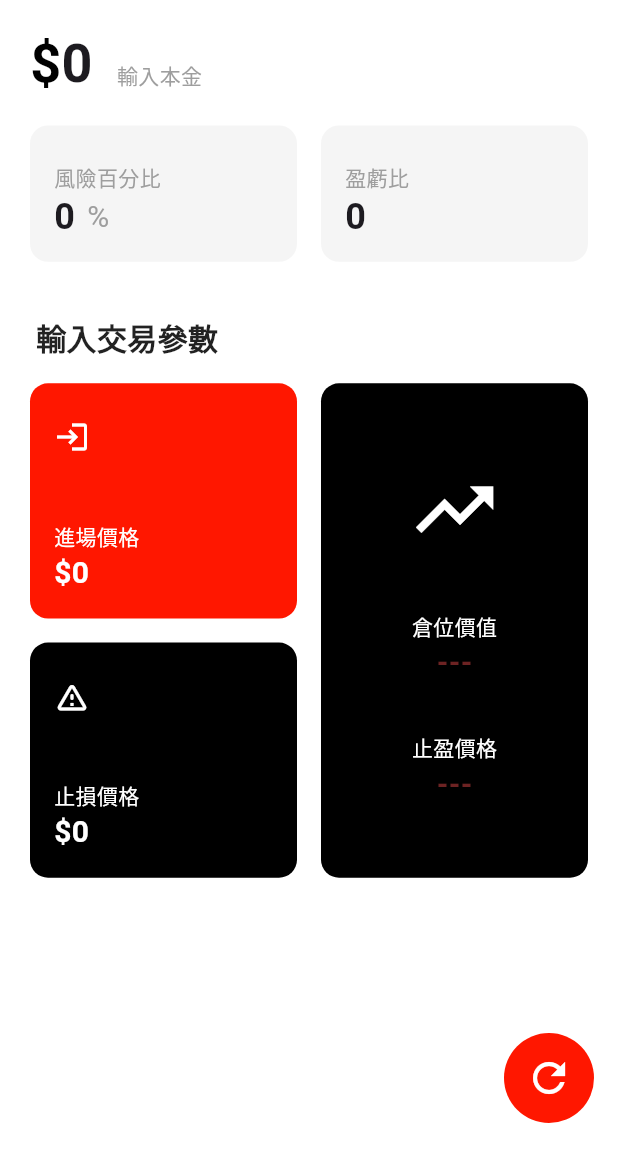
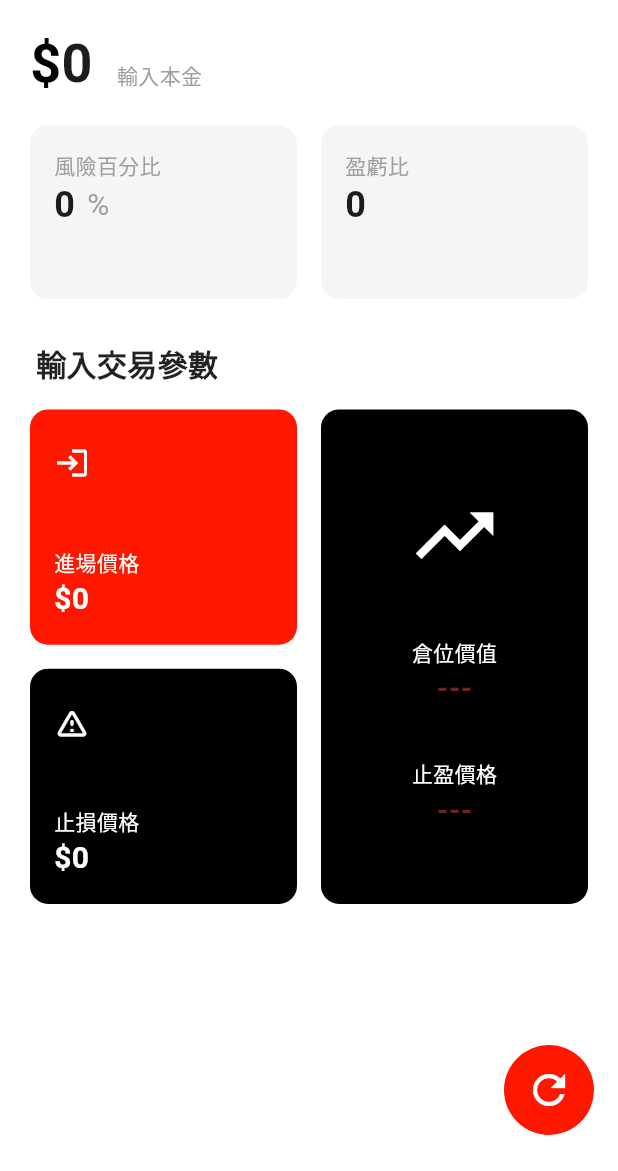
Before and after one commit to eason034056/100U-contract-calculator, a Flutter app: the screen it shows after launch, on a phone screen of 412 x 824 dp, the part 65-1236 px from its top. Run offline on Flutter 3.47's test engine with Material 3 defaults, Android fonts, the phone set to English and light mode, and no system bars.

Commit message:
first version

```diff
--- a/lib/main.dart
+++ b/lib/main.dart
@@ -12,6 +12,7 @@ class MyApp extends StatelessWidget {
   @override
   Widget build(BuildContext context) {
     return MaterialApp(
+      debugShowCheckedModeBanner: false,
       title: '交易計算器',
       theme: ThemeData(
         primarySwatch: Colors.blue,
--- a/lib/screens/calculator_screen.dart
+++ b/lib/screens/calculator_screen.dart
@@ -227,7 +227,7 @@ class _CalculatorScreenState extends State<CalculatorScreen> {
                         child: GestureDetector(
                           onTap: () => _showNumberKeyboard(_riskPercentageController),
                           child: SizedBox(
-                            height: MediaQuery.of(context).size.height * 0.12,
+                            height: MediaQuery.of(context).size.height * 0.15,
                             child: Card(
                               color: Colors.grey[100],
                               elevation: 0,
@@ -236,7 +236,6 @@ class _CalculatorScreenState extends State<CalculatorScreen> {
                                 child: Column(
                                   mainAxisAlignment: MainAxisAlignment.spaceBetween,
                                   children: [
-                                    const SizedBox(height: 8),
                                     Column(
                                       crossAxisAlignment: CrossAxisAlignment.start,
                                       children: [
@@ -295,7 +294,7 @@ class _CalculatorScreenState extends State<CalculatorScreen> {
                         child: GestureDetector(
                           onTap: () => _showNumberKeyboard(_riskRewardRatioController),
                           child: SizedBox(
-                            height: MediaQuery.of(context).size.height * 0.12,
+                            height: MediaQuery.of(context).size.height * 0.15,
                             child: Card(
                               color: Colors.grey[100],
                               elevation: 0,
@@ -305,7 +304,6 @@ class _CalculatorScreenState extends State<CalculatorScreen> {
                                   crossAxisAlignment: CrossAxisAlignment.start,
                                   mainAxisAlignment: MainAxisAlignment.spaceBetween,
                                   children: [
-                                    const SizedBox(height: 8),
                                     Column(
                                       crossAxisAlignment: CrossAxisAlignment.start,
                                       children: [
@@ -340,8 +338,12 @@ class _CalculatorScreenState extends State<CalculatorScreen> {
                   ),
                 ),
 
-                const Padding(
-                  padding: EdgeInsets.only(top: 24.0, left: 8.0, bottom: 8.0),
+                Padding(
+                  padding: EdgeInsets.only(
+                    top: MediaQuery.of(context).size.height * 0.02,
+                    left: 8.0,
+                    bottom: MediaQuery.of(context).size.height * 0.01,
+                  ),
                   child: Text(
                     '輸入交易參數',
                     style: TextStyle(
@@ -607,7 +609,7 @@ class _CalculatorScreenState extends State<CalculatorScreen> {
           // 重置按鈕
           Positioned(
             right: 16.0,
-            bottom: 32.0,
+            bottom: 24.0,
             child: Container(
               width: 60,
               height: 60,
```
Also changed, not shown: docs/manifest.json, 43 other files.
